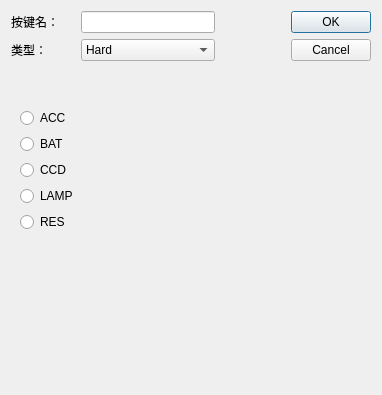
RoadRover-AutoTest/QtDemo, file SubWidget/reshardedit.ui: the form before one commit.
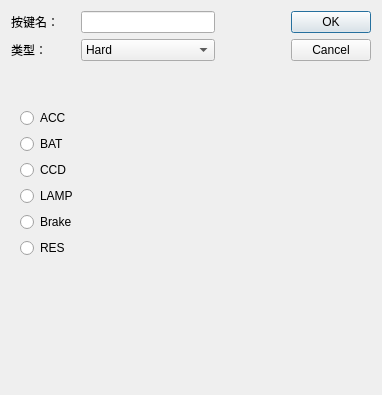
The form after the commit. The open tabs and pages were chosen to show the change.

Diff of the .ui file:
```diff
--- a/SubWidget/reshardedit.ui
+++ b/SubWidget/reshardedit.ui
@@ -101,14 +101,14 @@
          </property>
         </widget>
        </item>
-       <item row="4" column="0">
+       <item row="5" column="0">
         <widget class="QRadioButton" name="radioButtonRES">
          <property name="text">
           <string>RES</string>
          </property>
         </widget>
        </item>
-       <item row="5" column="0">
+       <item row="6" column="0">
         <spacer name="verticalSpacer">
          <property name="orientation">
           <enum>Qt::Vertical</enum>
@@ -121,6 +121,13 @@
          </property>
         </spacer>
        </item>
+       <item row="4" column="0">
+        <widget class="QRadioButton" name="radioButtonBrake">
+         <property name="text">
+          <string>Brake</string>
+         </property>
+        </widget>
+       </item>
       </layout>
      </widget>
      <widget class="QWidget" name="page_2">
```
Left out of the diff: 16 changed lines with no effect on the pictures.
